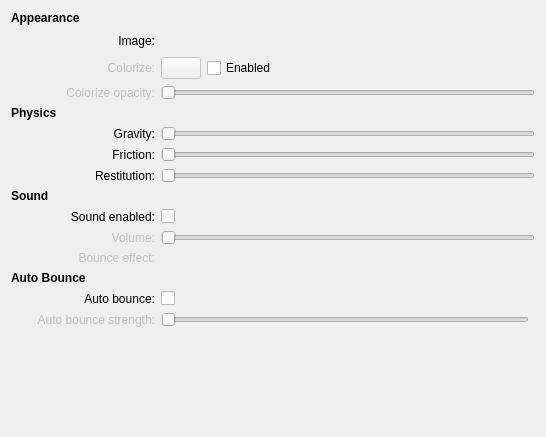
First picture: the form in kdeplasma-addons/applets/bball/bballConfig.ui, repository fluxer/kde-extraapps, before the edit.
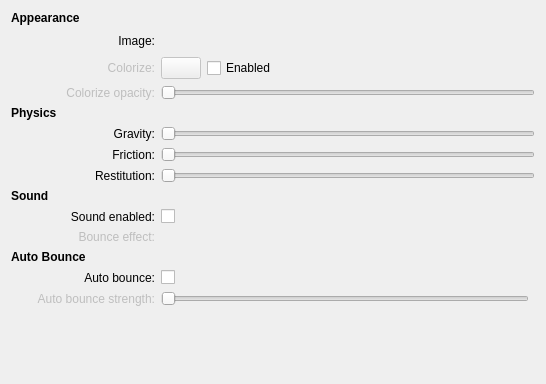
Second picture: the form after the edit. Custom widgets are drawn as their Qt base class.

Commit message: kdeplasma-addons: use kded module to play sound from bball applet

```diff
--- a/kdeplasma-addons/applets/bball/bballConfig.ui
+++ b/kdeplasma-addons/applets/bball/bballConfig.ui
@@ -7,7 +7,7 @@
     <x>0</x>
     <y>0</y>
     <width>546</width>
-    <height>437</height>
+    <height>384</height>
    </rect>
   </property>
   <property name="windowTitle">
@@ -160,17 +160,7 @@
      </property>
     </widget>
    </item>
-   <item row="11" column="2" colspan="2">
-    <widget class="QSlider" name="soundVolume">
-     <property name="enabled">
-      <bool>false</bool>
-     </property>
-     <property name="orientation">
-      <enum>Qt::Horizontal</enum>
-     </property>
-    </widget>
-   </item>
-   <item row="12" column="1">
+   <item row="11" column="1">
     <widget class="QLabel" name="soundFileLabel">
      <property name="enabled">
       <bool>false</bool>
@@ -199,7 +189,7 @@
      </property>
     </widget>
    </item>
-   <item row="13" column="0" colspan="2">
+   <item row="12" column="0" colspan="2">
     <widget class="QLabel" name="label_9">
      <property name="font">
       <font>
@@ -212,7 +202,7 @@
      </property>
     </widget>
    </item>
-   <item row="18" column="2">
+   <item row="17" column="2">
     <spacer name="verticalSpacer">
      <property name="orientation">
       <enum>Qt::Vertical</enum>
@@ -306,30 +296,14 @@
      </property>
     </widget>
    </item>
-   <item row="11" column="1">
-    <widget class="QLabel" name="soundVolumeLabel">
-     <property name="enabled">
-      <bool>false</bool>
-     </property>
-     <property name="text">
-      <string>Volume:</string>
-     </property>
-     <property name="alignment">
-      <set>Qt::AlignRight|Qt::AlignTrailing|Qt::AlignVCenter</set>
-     </property>
-     <property name="buddy">
-      <cstring>soundVolume</cstring>
-     </property>
-    </widget>
-   </item>
-   <item row="15" column="2">
+   <item row="14" column="2">
     <widget class="QCheckBox" name="autoBounceEnabled">
      <property name="text">
       <string/>
      </property>
     </widget>
    </item>
-   <item row="15" column="1">
+   <item row="14" column="1">
     <widget class="QLabel" name="label_10">
      <property name="text">
       <string>Auto bounce:</string>
@@ -342,7 +316,7 @@
      </property>
     </widget>
    </item>
-   <item row="17" column="1">
+   <item row="16" column="1">
     <widget class="QLabel" name="autoBounceStrengthLabel">
      <property name="enabled">
       <bool>false</bool>
@@ -374,7 +348,7 @@
      </property>
     </spacer>
    </item>
-   <item row="17" column="2">
+   <item row="16" column="2">
     <widget class="QSlider" name="autoBounceStrength">
      <property name="enabled">
       <bool>false</bool>
```
Left out of the diff: 34 changed lines with no effect on the pictures. The commit also changes 3 other files.
